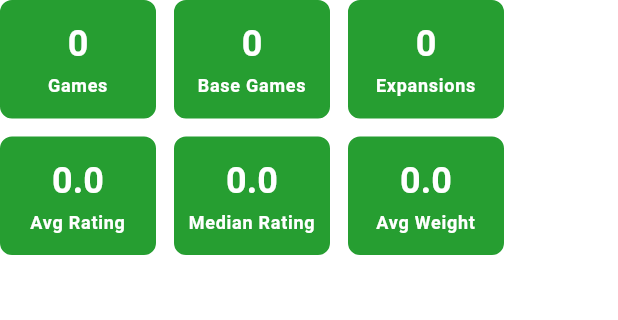
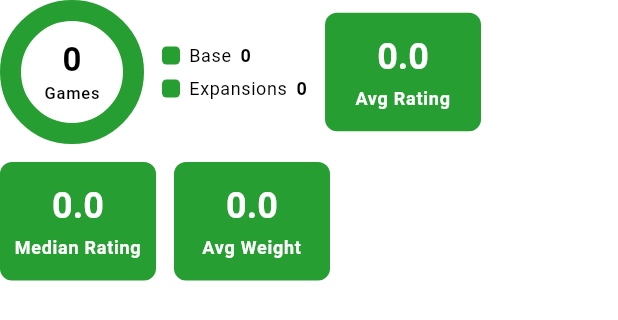
Before and after one commit to Teqqles/how-many-mobile-meeple, a Flutter app: the InsightsSummaryGrid widget shown alone on an empty page, opened directly with empty values, on a phone screen of 412 x 824 dp. Shown: the top 320 px of the screen. Run offline on Flutter 3.47's test engine with Material 3 defaults, Android fonts, the phone set to English and light mode, and no system bars; our stand-ins replace cached_network_image, flutter_spinkit, flutter_svg, font_awesome_flutter, package_info_plus, share_plus and 3 more; missing offline and left inert: flutter_inject, universal_html; accounts and stored records are empty.

Commit message:
feat: area chart for coverage, donut for base/expansion split
Player-count coverage is now an overlaid area sweep (best within
supported, plotted by player count) so the collection's sweet spot reads
at a glance. The overview base-vs-expansions split becomes a donut with a
colour-keyed legend, replacing the two separate tiles.

```diff
--- a/lib/collection_insights/collection_insights_page.dart
+++ b/lib/collection_insights/collection_insights_page.dart
@@ -111,7 +111,8 @@ class _CollectionInsightsPageState extends State<CollectionInsightsPage>
     if (analytics.playerCountCoverage.isNotEmpty) {
       sections.add(_Section(
         title: 'Player Counts',
-        subtitle: 'Games that play best (solid) vs. support (faint) each count',
+        subtitle: 'Best/recommended (solid) within supported (shaded), '
+            'by player count',
         child: PlayerCoverageChart(coverage: analytics.playerCountCoverage),
       ));
     }
--- a/lib/components/insights_charts.dart
+++ b/lib/components/insights_charts.dart
@@ -92,17 +92,19 @@ class HorizontalBarChart extends StatelessWidget {
   }
 }
 
-/// A player-count coverage chart. Each row draws the faint full-width
-/// `supported` count with the solid `best/recommended` count overlaid, both
-/// scaled against the largest supported count. Empty coverage renders nothing.
+/// A player-count coverage chart drawn as two overlaid area sweeps: the faint
+/// `supported` envelope with the solid `best/recommended` area on top, plotted
+/// across player counts so the shape of the collection's sweet spot reads at a
+/// glance. Empty coverage renders nothing so callers degrade gracefully.
 class PlayerCoverageChart extends StatelessWidget {
   const PlayerCoverageChart({super.key, required this.coverage});
 
   final List<PlayerCountCoverage> coverage;
 
-  static const double _labelWidth = 24;
-  static const double _valueWidth = 32;
-  static const double _barHeight = 20;
+  static const double _chartHeight = 130;
+  static const double _labelStripHeight = 20;
+  static const double _padX = 14;
+  static const double _padTop = 18;
 
   @override
   Widget build(BuildContext context) {
@@ -111,108 +113,162 @@ class PlayerCoverageChart extends StatelessWidget {
     final theme = Theme.of(context);
     final maxSupported =
         coverage.map((c) => c.supported).fold<int>(0, (a, b) => b > a ? b : a);
+    final n = coverage.length;
 
-    double factor(int value) => maxSupported == 0 ? 0.0 : value / maxSupported;
+    double yFor(int value) => maxSupported == 0
+        ? _chartHeight
+        : _chartHeight - (value / maxSupported) * (_chartHeight - _padTop);
 
-    return Column(
-      crossAxisAlignment: CrossAxisAlignment.stretch,
-      children: [
-        for (final c in coverage)
-          Padding(
-            padding: const EdgeInsets.symmetric(vertical: 4),
-            child: Row(
-              children: [
-                SizedBox(
-                  width: _labelWidth,
-                  child: Text(
-                    '${c.playerCount}',
-                    style: theme.textTheme.bodySmall,
+    return LayoutBuilder(
+      builder: (context, constraints) {
+        final w = constraints.maxWidth;
+        double xFor(int i) =>
+            n == 1 ? w / 2 : _padX + i * (w - 2 * _padX) / (n - 1);
+
+        final supportedPts = <Offset>[
+          for (var i = 0; i < n; i++)
+            Offset(xFor(i), yFor(coverage[i].supported)),
+        ];
+        final bestPts = <Offset>[
+          for (var i = 0; i < n; i++)
+            Offset(xFor(i), yFor(coverage[i].bestOrRecommended)),
+        ];
+
+        return SizedBox(
+          height: _chartHeight + _labelStripHeight,
+          child: Stack(
+            clipBehavior: Clip.none,
+            children: [
+              Positioned(
+                left: 0,
+                right: 0,
+                top: 0,
+                height: _chartHeight,
+                child: CustomPaint(
+                  key: const ValueKey('coverage-area'),
+                  painter: _CoverageAreaPainter(
+                    supported: supportedPts,
+                    best: bestPts,
+                    baseline: _chartHeight,
+                    color: theme.colorScheme.primary,
                   ),
                 ),
-                Expanded(
-                  child: _Track(
-                    height: _barHeight,
-                    child: Stack(
-                      children: [
-                        // Supported region: chevron fill only. Its count sits
-                        // at the far end of the track (see trailing column).
-                        FractionallySizedBox(
-                          key: const ValueKey('coverage-supported'),
-                          alignment: Alignment.centerLeft,
-                          widthFactor: factor(c.supported),
-                          child: CustomPaint(
-                            size: const Size.fromHeight(_barHeight),
-                            painter: _ChevronPainter(
-                              theme.colorScheme.primary.withValues(alpha: 0.75),
-                            ),
-                            child: const SizedBox(height: _barHeight),
-                          ),
-                        ),
-                        // Best/recommended region: solid fill with its count at
-                        // the end of the solid segment.
-                        FractionallySizedBox(
-                          key: const ValueKey('coverage-best'),
-                          alignment: Alignment.centerLeft,
-                          widthFactor: factor(c.bestOrRecommended),
-                          child: Container(
-                            height: _barHeight,
-                            decoration: BoxDecoration(
-                              color: theme.colorScheme.primary,
-                              borderRadius: BorderRadius.circular(4),
-                            ),
-                            child: _EndLabel(
-                              text: '${c.bestOrRecommended}',
-                              color: theme.colorScheme.onPrimary,
-                            ),
-                          ),
-                        ),
-                      ],
+              ),
+              // Supported count above each supported point.
+              for (var i = 0; i < n; i++)
+                Positioned(
+                  left: xFor(i) - 20,
+                  width: 40,
+                  top: supportedPts[i].dy - 16,
+                  child: Center(
+                    child: Text(
+                      '${coverage[i].supported}',
+                      style: theme.textTheme.labelSmall?.copyWith(
+                        color: theme.colorScheme.onSurfaceVariant,
+                      ),
                     ),
                   ),
                 ),
-                SizedBox(
-                  width: _valueWidth,
-                  child: Text(
-                    '${c.supported}',
-                    textAlign: TextAlign.right,
-                    style: theme.textTheme.bodySmall,
+              // Best count just above each best point.
+              for (var i = 0; i < n; i++)
+                Positioned(
+                  left: xFor(i) - 20,
+                  width: 40,
+                  top: bestPts[i].dy - 16,
+                  child: Center(
+                    child: Text(
+                      '${coverage[i].bestOrRecommended}',
+                      style: theme.textTheme.labelSmall?.copyWith(
+                        color: theme.colorScheme.primary,
+                        fontWeight: FontWeight.bold,
+                      ),
+                    ),
                   ),
                 ),
-              ],
-            ),
+              // Player-count axis labels.
+              for (var i = 0; i < n; i++)
+                Positioned(
+                  left: xFor(i) - 20,
+                  width: 40,
+                  top: _chartHeight,
+                  child: Center(
+                    child: Text(
+                      '${coverage[i].playerCount}',
+                      style: theme.textTheme.bodySmall,
+                    ),
+                  ),
+                ),
+            ],
           ),
-      ],
+        );
+      },
     );
   }
 }
 
-/// A small count label pinned to the trailing edge of a bar segment, so each
-/// figure reads next to the end of its own line rather than in a shared column.
-class _EndLabel extends StatelessWidget {
-  const _EndLabel({required this.text, required this.color});
+/// Paints the two overlaid coverage areas: a faint `supported` envelope and a
+/// solid `best/recommended` area, each filled to [baseline] with a stroked top
+/// edge and point markers.
+class _CoverageAreaPainter extends CustomPainter {
+  const _CoverageAreaPainter({
+    required this.supported,
+    required this.best,
+    required this.baseline,
+    required this.color,
+  });
 
-  final String text;
+  final List<Offset> supported;
+  final List<Offset> best;
+  final double baseline;
   final Color color;
 
+  void _drawArea(
+    Canvas canvas,
+    List<Offset> pts,
+    double fillAlpha,
+    double strokeAlpha,
+    double dotRadius,
+  ) {
+    if (pts.isEmpty) return;
+    final area = Path()..moveTo(pts.first.dx, baseline);
+    for (final p in pts) {
+      area.lineTo(p.dx, p.dy);
+    }
+    area.lineTo(pts.last.dx, baseline);
+    area.close();
+    canvas.drawPath(area, Paint()..color = color.withValues(alpha: fillAlpha));
+
+    final line = Path()..moveTo(pts.first.dx, pts.first.dy);
+    for (final p in pts.skip(1)) {
+      line.lineTo(p.dx, p.dy);
+    }
+    canvas.drawPath(
+      line,
+      Paint()
+        ..color = color.withValues(alpha: strokeAlpha)
+        ..style = PaintingStyle.stroke
+        ..strokeWidth = 2
+        ..strokeJoin = StrokeJoin.round,
+    );
+
+    final dot = Paint()..color = color.withValues(alpha: strokeAlpha);
+    for (final p in pts) {
+      canvas.drawCircle(p, dotRadius, dot);
+    }
+  }
+
   @override
-  Widget build(BuildContext context) {
-    return Align(
-      alignment: Alignment.centerRight,
-      child: Padding(
-        padding: const EdgeInsets.symmetric(horizontal: 4),
-        child: Text(
-          text,
-          maxLines: 1,
-          overflow: TextOverflow.visible,
-          softWrap: false,
-          style: Theme.of(context).textTheme.labelSmall?.copyWith(
-                color: color,
-                fontWeight: FontWeight.bold,
-              ),
-        ),
-      ),
-    );
+  void paint(Canvas canvas, Size size) {
+    _drawArea(canvas, supported, 0.16, 0.45, 2);
+    _drawArea(canvas, best, 0.55, 1.0, 3);
   }
+
+  @override
+  bool shouldRepaint(covariant _CoverageAreaPainter old) =>
+      old.supported != supported ||
+      old.best != best ||
+      old.baseline != baseline ||
+      old.color != color;
 }
 
 /// A grid of headline stat tiles for a [CollectionSummary]. Only figures that
@@ -224,13 +280,20 @@ class InsightsSummaryGrid extends StatelessWidget {
 
   @override
   Widget build(BuildContext context) {
-    final tiles = <Widget>[
-      if (summary.totalGames != null)
+    // A base-vs-expansions split is a part-of-whole relationship, so it reads
+    // better as a donut than as two separate tiles.
+    final hasSplit = summary.baseGames != null && summary.expansions != null;
+
+    final children = <Widget>[
+      if (hasSplit)
+        _SplitDonut(
+          base: summary.baseGames!,
+          expansions: summary.expansions!,
+          total:
+              summary.totalGames ?? (summary.baseGames! + summary.expansions!),
+        )
+      else if (summary.totalGames != null)
         _StatTile(label: 'Games', value: '${summary.totalGames}'),
-      if (summary.baseGames != null)
-        _StatTile(label: 'Base Games', value: '${summary.baseGames}'),
-      if (summary.expansions != null)
-        _StatTile(label: 'Expansions', value: '${summary.expansions}'),
       if (summary.averageRating != null)
         _StatTile(
             label: 'Avg Rating',
@@ -248,9 +311,165 @@ class InsightsSummaryGrid extends StatelessWidget {
     return Wrap(
       spacing: 12,
       runSpacing: 12,
-      children: tiles,
+      crossAxisAlignment: WrapCrossAlignment.center,
+      children: children,
     );
   }
+}
+
+/// A donut splitting the collection into base games and expansions, with the
+/// total in the centre and a colour-keyed legend alongside.
+class _SplitDonut extends StatelessWidget {
+  const _SplitDonut({
+    required this.base,
+    required this.expansions,
+    required this.total,
+  });
+
+  final int base;
+  final int expansions;
+  final int total;
+
+  @override
+  Widget build(BuildContext context) {
+    final theme = Theme.of(context);
+    final baseColor = theme.colorScheme.primary;
+    final expansionColor = theme.colorScheme.tertiary;
+    final denom = base + expansions;
+
+    return Row(
+      mainAxisSize: MainAxisSize.min,
+      children: [
+        SizedBox(
+          width: 96,
+          height: 96,
+          child: CustomPaint(
+            painter: _DonutPainter(
+              baseFraction: denom == 0 ? 0.0 : base / denom,
+              baseColor: baseColor,
+              expansionColor: expansionColor,
+            ),
+            child: Center(
+              child: Column(
+                mainAxisSize: MainAxisSize.min,
+                children: [
+                  Text(
+                    '$total',
+                    style: theme.textTheme.titleLarge?.copyWith(
+                      fontWeight: FontWeight.bold,
+                      color: theme.colorScheme.onSurface,
+                    ),
+                  ),
+                  Text(
+                    'Games',
+                    style: theme.textTheme.labelSmall?.copyWith(
+                      color: theme.colorScheme.onSurfaceVariant,
+                    ),
+                  ),
+                ],
+              ),
+            ),
+          ),
+        ),
+        const SizedBox(width: 12),
+        Column(
+          mainAxisSize: MainAxisSize.min,
+          crossAxisAlignment: CrossAxisAlignment.start,
+          children: [
+            _LegendRow(color: baseColor, label: 'Base', value: '$base'),
+            const SizedBox(height: 6),
+            _LegendRow(
+                color: expansionColor,
+                label: 'Expansions',
+                value: '$expansions'),
+          ],
+        ),
+      ],
+    );
+  }
+}
+
+class _LegendRow extends StatelessWidget {
+  const _LegendRow(
+      {required this.color, required this.label, required this.value});
+
+  final Color color;
+  final String label;
+  final String value;
+
+  @override
+  Widget build(BuildContext context) {
+    final theme = Theme.of(context);
+    return Row(
+      mainAxisSize: MainAxisSize.min,
+      children: [
+        Container(
+          width: 12,
+          height: 12,
+          decoration: BoxDecoration(
+            color: color,
+            borderRadius: BorderRadius.circular(3),
+          ),
+        ),
+        const SizedBox(width: 6),
+        Text(label, style: theme.textTheme.bodySmall),
+        const SizedBox(width: 6),
+        Text(
+          value,
+          style:
+              theme.textTheme.bodySmall?.copyWith(fontWeight: FontWeight.bold),
+        ),
+      ],
+    );
+  }
+}
+
+/// Paints a two-segment donut ring: [baseFraction] of the ring in
+/// [baseColor], the remainder in [expansionColor].
+class _DonutPainter extends CustomPainter {
+  const _DonutPainter({
+    required this.baseFraction,
+    required this.baseColor,
+    required this.expansionColor,
+  });
+
+  final double baseFraction;
+  final Color baseColor;
+  final Color expansionColor;
+
+  static const double _stroke = 14;
+
+  @override
+  void paint(Canvas canvas, Size size) {
+    final rect = Rect.fromLTWH(
+      _stroke / 2,
+      _stroke / 2,
+      size.width - _stroke,
+      size.height - _stroke,
+    );
+    const start = -1.5707963267948966; // -90 degrees, start at top.
+    final baseSweep = 6.283185307179586 * baseFraction;
+
+    final basePaint = Paint()
+      ..color = baseColor
+      ..style = PaintingStyle.stroke
+      ..strokeWidth = _stroke;
+    final expansionPaint = Paint()
+      ..color = expansionColor
+      ..style = PaintingStyle.stroke
+      ..strokeWidth = _stroke;
+
+    // Expansion segment first (full remainder), base drawn over its arc.
+    canvas.drawArc(rect, start + baseSweep, 6.283185307179586 - baseSweep,
+        false, expansionPaint);
+    canvas.drawArc(rect, start, baseSweep, false, basePaint);
+  }
+
+  @override
+  bool shouldRepaint(covariant _DonutPainter old) =>
+      old.baseFraction != baseFraction ||
+      old.baseColor != baseColor ||
+      old.expansionColor != expansionColor;
 }
 
 class _StatTile extends StatelessWidget {
@@ -295,49 +514,18 @@ class _StatTile extends StatelessWidget {
   }
 }
 
-/// Paints a repeating chevron pattern across the given size, used to fill the
-/// `supported` region so the gap beyond `best/recommended` reads at a glance.
-class _ChevronPainter extends CustomPainter {
-  const _ChevronPainter(this.color);
-
-  final Color color;
-
-  static const double _spacing = 7;
-
-  @override
-  void paint(Canvas canvas, Size size) {
-    final paint = Paint()
-      ..color = color
-      ..style = PaintingStyle.stroke
-      ..strokeWidth = 1.5
-      ..strokeJoin = StrokeJoin.round;
-    final h = size.height;
-    for (double x = -h; x < size.width + h; x += _spacing) {
-      final path = Path()
-        ..moveTo(x, h)
-        ..lineTo(x + h / 2, 0)
-        ..lineTo(x + h, h);
-      canvas.drawPath(path, paint);
-    }
-  }
-
-  @override
-  bool shouldRepaint(covariant _ChevronPainter old) => old.color != color;
-}
-
 /// The rounded track a bar sits in. A tinted fill and hairline border keep it
 /// distinct from the card background so the bars read clearly.
 class _Track extends StatelessWidget {
-  const _Track({required this.child, this.height = 14});
+  const _Track({required this.child});
 
   final Widget child;
-  final double height;
 
   @override
   Widget build(BuildContext context) {
     final theme = Theme.of(context);
     return Container(
-      height: height,
+      height: 14,
       decoration: BoxDecoration(
         color: theme.colorScheme.surfaceContainerHighest,
         borderRadius: BorderRadius.circular(4),
```
Also changed, not shown: 1 other file.
